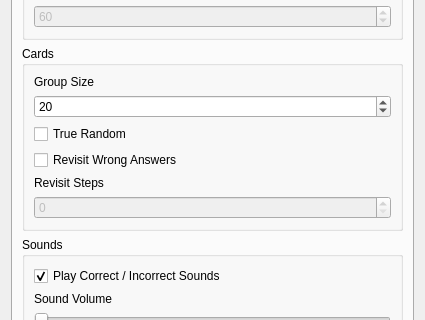
Old version of the form forms/options.ui in the repository axelmoreen/AnkiBuddy; both pictures show x 0 to 425 and y 122 to 442 of the 425 by 650 pixel window.
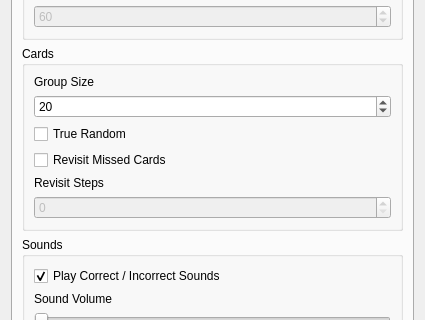
New version of the form.

Commit message: add options menu tooltips/improve label text

Patch:
```diff
--- a/forms/options.ui
+++ b/forms/options.ui
@@ -7,7 +7,7 @@
     <x>0</x>
     <y>0</y>
     <width>425</width>
-    <height>649</height>
+    <height>618</height>
    </rect>
   </property>
   <property name="maximumSize">
@@ -177,7 +177,7 @@
               <item>
                <widget class="QCheckBox" name="gen_cbDoRevisit">
                 <property name="text">
-                 <string>Revisit Wrong Answers</string>
+                 <string>Revisit Missed Cards</string>
                 </property>
                </widget>
               </item>
```
Left out of the diff: 88 changed lines with no effect on the pictures. The commit also changes 1 other file.
